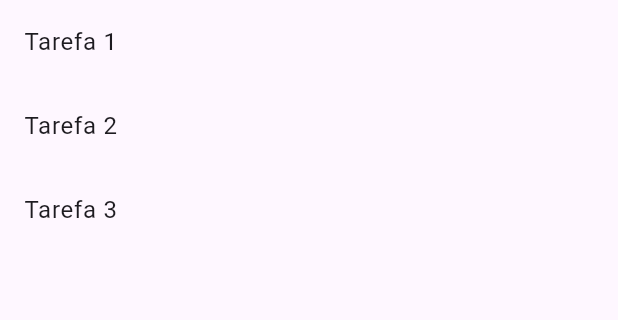
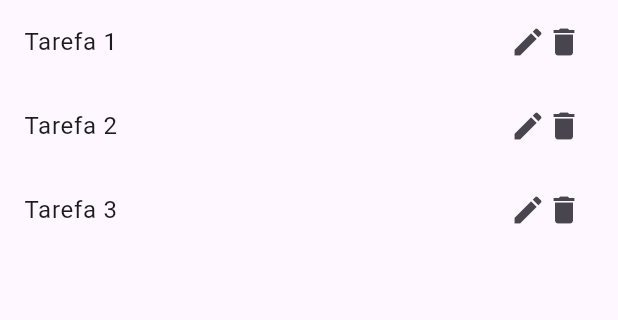
Before and after one commit to LarissaBeatrizCosta/academy, a Flutter app: the screen it shows after launch, on a phone screen of 412 x 824 dp, the part 84-404 px from its top. Run offline on Flutter 3.47's test engine with Material 3 defaults, Android fonts, the phone set to English and light mode, and no system bars; Roboto replaces fonts that are missing (Mukta-Bold).

Commit message:
add Icons delete e Edit no tarefaView

```diff
--- a/exerciciosFixacaoFlutter/ap2_provider/lib/Views/TarefaView.dart
+++ b/exerciciosFixacaoFlutter/ap2_provider/lib/Views/TarefaView.dart
@@ -1,23 +1,26 @@
-
 import 'package:ap2_provider/Models/TarefaModel.dart';
 import 'package:flutter/cupertino.dart';
 import 'package:flutter/material.dart';
 import 'package:provider/provider.dart';
 import '../Controllers/TarefaController.dart';
 
-class TarefaView extends StatelessWidget{
+class TarefaView extends StatelessWidget {
   final TarefaModel tarefa;
 
   const TarefaView({Key? key, required this.tarefa}) : super(key: key);
-
 
   @override
   Widget build(BuildContext context) {
     final tarefaController = Provider.of<TarefaController>(context);
     return ListTile(
       title: Text(tarefa.nome),
+      trailing: Row(
+        mainAxisSize: MainAxisSize.min,
+        children: [
+          Icon(Icons.edit),
+          Icon(Icons.delete),
+        ],
+      ),
     );
   }
-
-
 }
```
Also changed, not shown: exerciciosFixacaoFlutter/ap2_provider/lib/Views/HomeView.dart (line endings or trailing spaces).
